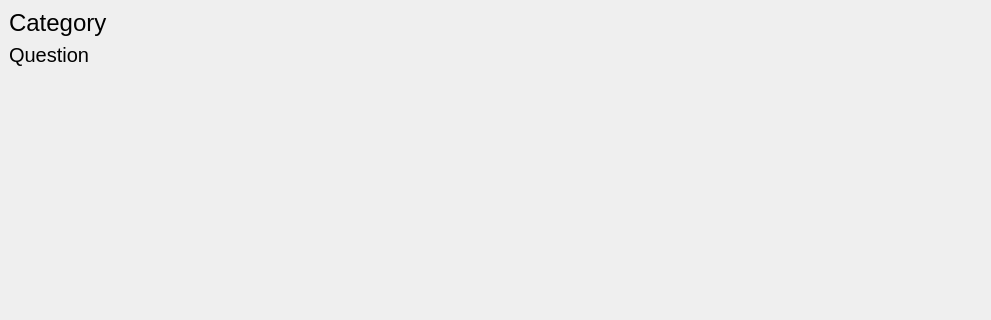
Above: src/question.ui from GrbavaCigla/Quiz-CPP-QT before the change; both pictures show x 0 to 991 and y 0 to 320 of the 991 by 634 pixel window. Below: the same form after it.
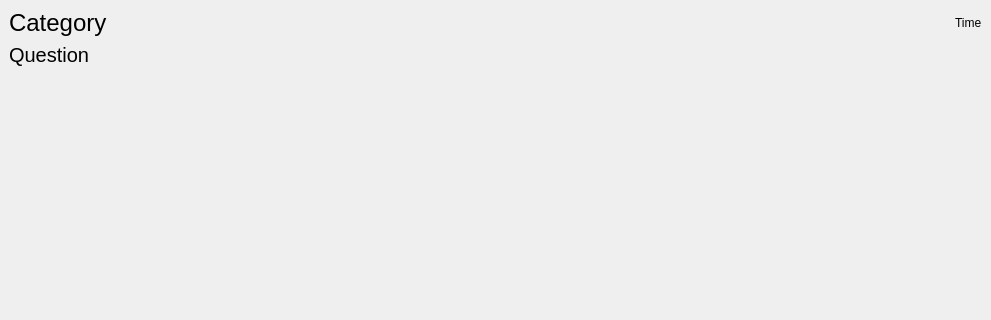
That is the form after the change.

Diff of the .ui file:
```diff
--- a/src/question.ui
+++ b/src/question.ui
@@ -11,7 +11,7 @@
    </rect>
   </property>
   <property name="sizePolicy">
-   <sizepolicy hsizetype="Fixed" vsizetype="Fixed">
+   <sizepolicy hsizetype="Expanding" vsizetype="Expanding">
     <horstretch>0</horstretch>
     <verstretch>0</verstretch>
    </sizepolicy>
@@ -50,6 +50,8 @@
     <item row="0" column="0" colspan="2">
      <layout class="QVBoxLayout" name="verticalLayout" stretch="0,0,0,0,0">
       <item>
+       <layout class="QHBoxLayout" name="horizontalLayout">
+        <item>
        <widget class="QLabel" name="category_slot">
         <property name="sizePolicy">
          <sizepolicy hsizetype="Expanding" vsizetype="Fixed">
@@ -69,6 +71,15 @@
        </widget>
       </item>
       <item>
+         <widget class="QLabel" name="time_label">
+          <property name="text">
+           <string>Time</string>
+          </property>
+         </widget>
+        </item>
+       </layout>
+      </item>
+      <item>
        <widget class="QLabel" name="question_slot">
         <property name="sizePolicy">
          <sizepolicy hsizetype="Expanding" vsizetype="Fixed">
```
Left out of the diff: 3 changed lines with no effect on the pictures. Lines whose indentation alone changed are shown as unchanged.
